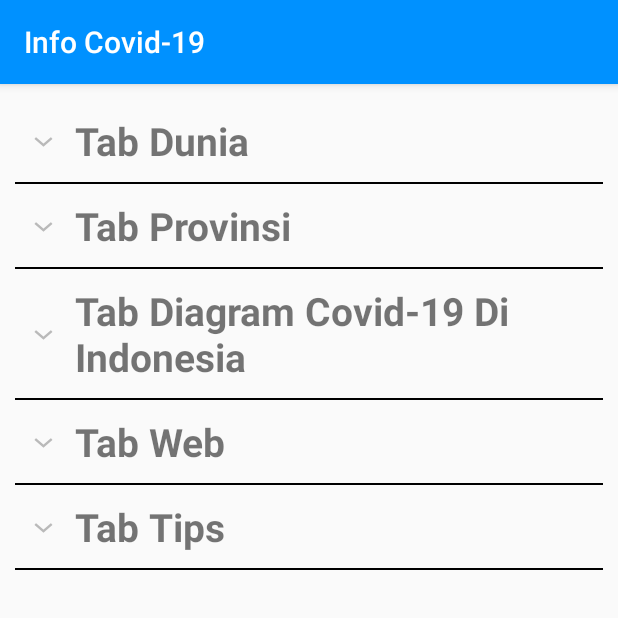
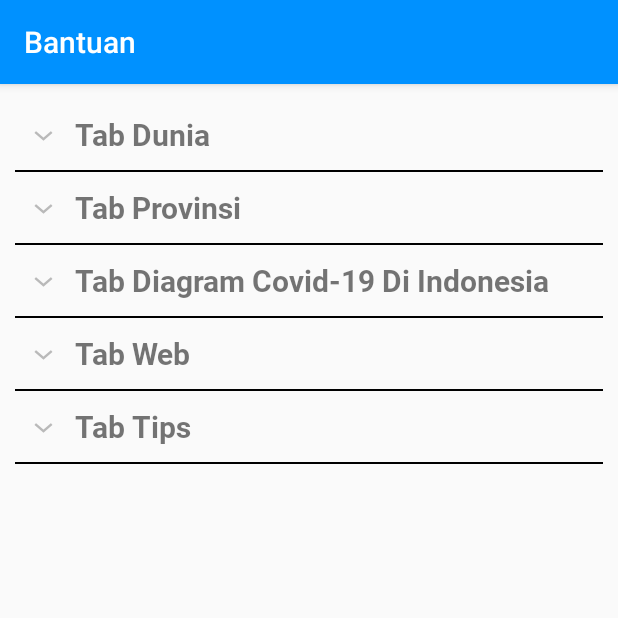
Before and after one commit to ardhanfajarramadhan/smkcoding_online_project_2, an Android app: the screen it shows after launch once a user with an empty profile is signed in (ReadMeActivity), after a tap on "Help", on a phone screen of 412 x 824 dp, the top half of it. Run offline under Robolectric (Android 15) with nearby library versions, the phone set to English and light mode, and no system bars; our stand-ins replace Firebase (no records; nobody signed in at launch, a user with empty details on screens opened directly); libraries missing offline, so code that uses them is left out: com.firebase.ui; 2 statements that could not run were skipped.

```diff
--- a/app/src/main/java/com/coding/smkcoding_project_2/ReadMeActivity.kt
+++ b/app/src/main/java/com/coding/smkcoding_project_2/ReadMeActivity.kt
@@ -15,6 +15,7 @@ class ReadMeActivity : AppCompatActivity() {
     override fun onCreate(savedInstanceState: Bundle?) {
         super.onCreate(savedInstanceState)
         setContentView(R.layout.activity_read_me)
+        supportActionBar?.title = "Bantuan"
 
         expandableListView = expandListView
         val isiDunia: MutableList<String> = ArrayList()
--- a/app/src/main/res/drawable/ic_help.xml
+++ b/app/src/main/res/drawable/ic_help.xml
@@ -4,12 +4,12 @@
     android:viewportWidth="512"
     android:viewportHeight="512">
   <path
-      android:fillColor="#FF000000"
+      android:fillColor="#ffff"
       android:pathData="M256,378.5m-25,0a25,25 0,1 1,50 0a25,25 0,1 1,-50 0"/>
   <path
-      android:fillColor="#FF000000"
+      android:fillColor="#B7B7B7"
       android:pathData="M256,0C114.516,0 0,114.497 0,256c0,141.484 114.497,256 256,256c141.484,0 256,-114.497 256,-256C512,114.516 397.503,0 256,0zM256,472c-119.377,0 -216,-96.607 -216,-216c0,-119.377 96.607,-216 216,-216c119.377,0 216,96.607 216,216C472,375.377 375.393,472 256,472z"/>
   <path
-      android:fillColor="#FF000000"
+      android:fillColor="#ffff"
       android:pathData="M256,128.5c-44.112,0 -80,35.888 -80,80c0,11.046 8.954,20 20,20s20,-8.954 20,-20c0,-22.056 17.944,-40 40,-40c22.056,0 40,17.944 40,40c0,22.056 -17.944,40 -40,40c-11.046,0 -20,8.954 -20,20v50c0,11.046 8.954,20 20,20c11.046,0 20,-8.954 20,-20v-32.531c34.466,-8.903 60,-40.26 60,-77.469C336,164.388 300.112,128.5 256,128.5z"/>
 </vector>
--- a/app/src/main/res/layout/subtitle_layout.xml
+++ b/app/src/main/res/layout/subtitle_layout.xml
@@ -7,7 +7,9 @@
     android:paddingEnd="10dp"
     android:paddingBottom="10dp"
     android:paddingTop="10dp"
-    android:textSize="22sp"
+    android:textSize="16sp"
+    android:fontFamily="@font/roboto_light"
+    android:text="@string/imageDesc"
     android:paddingStart="?android:attr/expandableListPreferredItemPaddingLeft">
 
 </TextView>
--- a/app/src/main/res/layout/title_layout.xml
+++ b/app/src/main/res/layout/title_layout.xml
@@ -7,8 +7,10 @@
     android:paddingEnd="10dp"
     android:paddingBottom="10dp"
     android:paddingTop="10dp"
-    android:textSize="26sp"
+    android:textSize="20sp"
     android:textStyle="bold"
+    android:fontFamily="@font/roboto_bold"
+    android:text="@string/imageDesc"
     android:paddingStart="?android:attr/expandableListPreferredItemPaddingLeft">
 
 </TextView>
```
Also changed, not shown: 1 other file.
